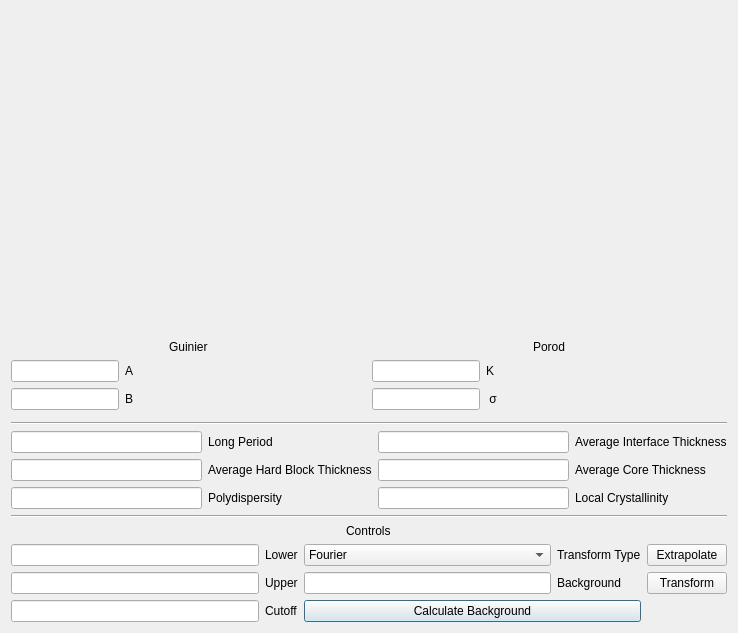
Qt form src/sas/qtgui/Perspectives/Corfunc/UI/CorfuncPanel.ui (SasView/sasview) before a commit.
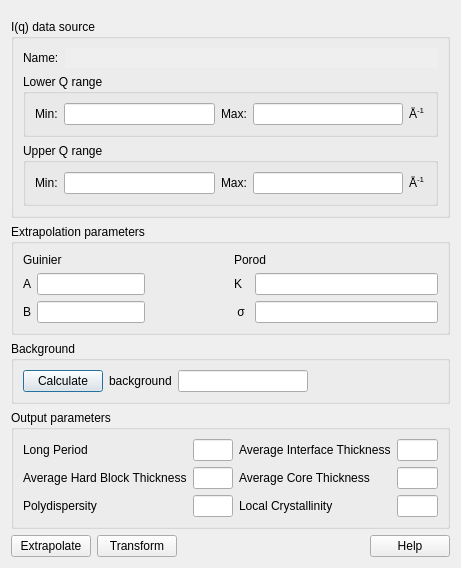
The same form after that commit.

Commit message: Minor layout changes to corfunc. Transformed plots now in Data Explorer. SASVIEW-608

Diff of the .ui file:
```diff
--- a/src/sas/qtgui/Perspectives/Corfunc/UI/CorfuncPanel.ui
+++ b/src/sas/qtgui/Perspectives/Corfunc/UI/CorfuncPanel.ui
@@ -6,16 +6,16 @@
    <rect>
     <x>0</x>
     <y>0</y>
-    <width>738</width>
-    <height>633</height>
+    <width>461</width>
+    <height>568</height>
    </rect>
   </property>
   <property name="windowTitle">
    <string>Dialog</string>
   </property>
-  <layout class="QGridLayout" name="gridLayout">
-   <item row="1" column="0">
-    <layout class="QVBoxLayout" name="verticalLayout_7" stretch="1,0,0,0,0,0,0">
+  <layout class="QGridLayout" name="gridLayout_8">
+   <item row="0" column="0">
+    <layout class="QVBoxLayout" name="mainVerticalLayout">
      <item>
       <spacer name="verticalSpacer">
        <property name="orientation">
@@ -24,59 +24,199 @@
        <property name="sizeHint" stdset="0">
         <size>
          <width>20</width>
-         <height>40</height>
+         <height>38</height>
         </size>
        </property>
       </spacer>
      </item>
      <item>
-      <layout class="QHBoxLayout" name="horizontalLayout_2">
+      <widget class="QGroupBox" name="groupBox">
+       <property name="title">
+        <string>I(q) data source</string>
+       </property>
+       <layout class="QGridLayout" name="gridLayout_6">
+        <item row="0" column="0">
+         <layout class="QHBoxLayout" name="horizontalLayout_4">
        <item>
-        <layout class="QVBoxLayout" name="verticalLayout_3">
-         <item alignment="Qt::AlignHCenter">
+           <widget class="QLabel" name="lblName">
+            <property name="text">
+             <string>Name:</string>
+            </property>
+           </widget>
+          </item>
+          <item>
+           <widget class="QLineEdit" name="txtFilename">
+            <property name="enabled">
+             <bool>false</bool>
+            </property>
+            <property name="frame">
+             <bool>false</bool>
+            </property>
+            <property name="readOnly">
+             <bool>false</bool>
+            </property>
+           </widget>
+          </item>
+         </layout>
+        </item>
+        <item row="1" column="0">
+         <widget class="QGroupBox" name="groupBox_2">
+          <property name="title">
+           <string>Lower Q range</string>
+          </property>
+          <layout class="QGridLayout" name="gridLayout">
+           <item row="0" column="0">
+            <layout class="QHBoxLayout" name="horizontalLayout">
+             <item>
+              <widget class="QLabel" name="lblTotalQMin">
+               <property name="text">
+                <string>Min:</string>
+               </property>
+              </widget>
+             </item>
+             <item>
+              <widget class="QLineEdit" name="txtLowerQMin">
+               <property name="enabled">
+                <bool>true</bool>
+               </property>
+              </widget>
+             </item>
+             <item>
+              <widget class="QLabel" name="lblTotalQMax">
+               <property name="text">
+                <string>Max:</string>
+               </property>
+              </widget>
+             </item>
+             <item>
+              <widget class="QLineEdit" name="txtLowerQMax">
+               <property name="enabled">
+                <bool>true</bool>
+               </property>
+              </widget>
+             </item>
+             <item>
+              <widget class="QLabel" name="lblTotalQUnits">
+               <property name="text">
+                <string>&lt;html&gt;&lt;head/&gt;&lt;body&gt;&lt;p&gt;Å&lt;span style=&quot; vertical-align:super;&quot;&gt;-1&lt;/span&gt;&lt;/p&gt;&lt;/body&gt;&lt;/html&gt;</string>
+               </property>
+              </widget>
+             </item>
+            </layout>
+           </item>
+          </layout>
+         </widget>
+        </item>
+        <item row="2" column="0">
+         <widget class="QGroupBox" name="groupBox_6">
+          <property name="title">
+           <string>Upper Q range</string>
+          </property>
+          <layout class="QGridLayout" name="gridLayout_5">
+           <item row="0" column="0">
+            <layout class="QHBoxLayout" name="horizontalLayout_3">
+             <item>
+              <widget class="QLabel" name="lblTotalQMin_2">
+               <property name="text">
+                <string>Min:</string>
+               </property>
+              </widget>
+             </item>
+             <item>
+              <widget class="QLineEdit" name="txtUpperQMin">
+               <property name="enabled">
+                <bool>true</bool>
+               </property>
+              </widget>
+             </item>
+             <item>
+              <widget class="QLabel" name="lblTotalQMax_2">
+               <property name="text">
+                <string>Max:</string>
+               </property>
+              </widget>
+             </item>
+             <item>
+              <widget class="QLineEdit" name="txtUpperQMax">
+               <property name="enabled">
+                <bool>true</bool>
+               </property>
+              </widget>
+             </item>
+             <item>
+              <widget class="QLabel" name="lblTotalQUnits_2">
+               <property name="text">
+                <string>&lt;html&gt;&lt;head/&gt;&lt;body&gt;&lt;p&gt;Å&lt;span style=&quot; vertical-align:super;&quot;&gt;-1&lt;/span&gt;&lt;/p&gt;&lt;/body&gt;&lt;/html&gt;</string>
+               </property>
+              </widget>
+             </item>
+            </layout>
+           </item>
+          </layout>
+         </widget>
+        </item>
+       </layout>
+      </widget>
+     </item>
+     <item>
+      <widget class="QGroupBox" name="groupBox_4">
+       <property name="title">
+        <string>Extrapolation parameters</string>
+       </property>
+       <layout class="QGridLayout" name="gridLayout_4">
+        <item row="0" column="0">
+         <layout class="QFormLayout" name="formLayout_2">
+          <item row="0" column="0">
           <widget class="QLabel" name="label_8">
            <property name="text">
             <string>Guinier</string>
            </property>
-          </widget>
-         </item>
-         <item>
-          <layout class="QFormLayout" name="formLayout_2">
-           <item row="0" column="0">
-            <widget class="QLineEdit" name="guinierA">
-             <property name="readOnly">
-              <bool>true</bool>
+            <property name="alignment">
+             <set>Qt::AlignJustify|Qt::AlignVCenter</set>
              </property>
             </widget>
            </item>
-           <item row="0" column="1">
+          <item row="1" column="0">
+           <layout class="QHBoxLayout" name="horizontalLayout_7">
+            <item>
             <widget class="QLabel" name="label_6">
              <property name="text">
               <string>A</string>
              </property>
             </widget>
            </item>
-           <item row="1" column="0">
-            <widget class="QLineEdit" name="guinierB">
+            <item>
+             <widget class="QLineEdit" name="txtGuinierA">
              <property name="readOnly">
               <bool>true</bool>
              </property>
             </widget>
            </item>
-           <item row="1" column="1">
+           </layout>
+          </item>
+          <item row="2" column="0">
+           <layout class="QHBoxLayout" name="horizontalLayout_2">
+            <item>
             <widget class="QLabel" name="label_7">
              <property name="text">
               <string>B</string>
              </property>
             </widget>
            </item>
+            <item>
+             <widget class="QLineEdit" name="txtGuinierB">
+              <property name="readOnly">
+               <bool>true</bool>
+              </property>
+             </widget>
+            </item>
           </layout>
          </item>
         </layout>
        </item>
+        <item row="0" column="1">
+         <layout class="QVBoxLayout" name="verticalLayout">
        <item>
-        <layout class="QVBoxLayout" name="verticalLayout_4">
-         <item alignment="Qt::AlignHCenter">
           <widget class="QLabel" name="label_9">
            <property name="text">
             <string>Porod</string>
@@ -84,241 +224,193 @@
           </widget>
          </item>
          <item>
-          <layout class="QFormLayout" name="formLayout_3">
+           <layout class="QFormLayout" name="formLayout">
            <item row="0" column="0">
-            <widget class="QLineEdit" name="porodK">
-             <property name="readOnly">
-              <bool>true</bool>
-             </property>
-            </widget>
-           </item>
-           <item row="0" column="1">
             <widget class="QLabel" name="label_10">
              <property name="text">
               <string>K</string>
              </property>
             </widget>
            </item>
-           <item row="1" column="0">
-            <widget class="QLineEdit" name="porodSigma">
+            <item row="0" column="1">
+             <widget class="QLineEdit" name="txtPorodK">
              <property name="readOnly">
               <bool>true</bool>
              </property>
             </widget>
            </item>
-           <item row="1" column="1">
+            <item row="1" column="0">
             <widget class="QLabel" name="label_11">
              <property name="text">
               <string> σ </string>
              </property>
             </widget>
            </item>
+            <item row="1" column="1">
+             <widget class="QLineEdit" name="txtPorodSigma">
+              <property name="readOnly">
+               <bool>true</bool>
+              </property>
+             </widget>
+            </item>
           </layout>
          </item>
         </layout>
        </item>
       </layout>
+      </widget>
      </item>
      <item>
-      <widget class="QFrame" name="frame">
-       <property name="frameShape">
-        <enum>QFrame::StyledPanel</enum>
+      <widget class="QGroupBox" name="groupBox_5">
+       <property name="title">
+        <string>Background</string>
        </property>
-       <property name="frameShadow">
-        <enum>QFrame::Raised</enum>
-       </property>
-       <property name="lineWidth">
-        <number>5</number>
+       <layout class="QGridLayout" name="gridLayout_7">
+        <item row="0" column="0">
+         <layout class="QHBoxLayout" name="horizontalLayout_6">
+          <item>
+           <widget class="QPushButton" name="cmdCalculateBg">
+            <property name="text">
+             <string>Calculate</string>
+            </property>
+           </widget>
+          </item>
+          <item>
+           <widget class="QLabel" name="label">
+            <property name="text">
+             <string>background</string>
        </property>
       </widget>
      </item>
      <item>
-      <widget class="Line" name="line">
+           <widget class="QLineEdit" name="txtBackground"/>
+          </item>
+          <item>
+           <spacer name="horizontalSpacer_2">
        <property name="orientation">
         <enum>Qt::Horizontal</enum>
        </property>
+            <property name="sizeHint" stdset="0">
+             <size>
+              <width>40</width>
+              <height>20</height>
+             </size>
+            </property>
+           </spacer>
+          </item>
+         </layout>
+        </item>
+       </layout>
       </widget>
      </item>
      <item>
+      <widget class="QGroupBox" name="groupBox_3">
+       <property name="title">
+        <string>Output parameters</string>
+       </property>
+       <layout class="QGridLayout" name="gridLayout_3">
+        <item row="0" column="0">
       <layout class="QGridLayout" name="gridLayout_2">
-       <item row="0" column="1">
+          <item row="0" column="0">
         <widget class="QLabel" name="label_14">
          <property name="text">
           <string>Long Period</string>
          </property>
         </widget>
        </item>
-       <item row="0" column="2">
-        <widget class="QLineEdit" name="avgIntThick"/>
-       </item>
-       <item row="0" column="3">
+          <item row="0" column="1">
+           <widget class="QLineEdit" name="txtLongPeriod"/>
+          </item>
+          <item row="0" column="2">
         <widget class="QLabel" name="label_15">
          <property name="text">
           <string>Average Interface Thickness</string>
          </property>
         </widget>
        </item>
-       <item row="1" column="0">
-        <widget class="QLineEdit" name="avgHardBlock"/>
-       </item>
-       <item row="1" column="1">
+          <item row="0" column="3">
+           <widget class="QLineEdit" name="txtAvgIntThick"/>
+          </item>
+          <item row="1" column="0">
         <widget class="QLabel" name="label_16">
          <property name="text">
           <string>Average Hard Block Thickness</string>
          </property>
         </widget>
        </item>
-       <item row="1" column="2">
-        <widget class="QLineEdit" name="avgCoreThick"/>
-       </item>
-       <item row="1" column="3">
+          <item row="1" column="1">
+           <widget class="QLineEdit" name="txtAvgHardBlock"/>
+          </item>
+          <item row="1" column="2">
         <widget class="QLabel" name="label_17">
          <property name="text">
           <string>Average Core Thickness</string>
          </property>
         </widget>
        </item>
-       <item row="2" column="0">
-        <widget class="QLineEdit" name="polydisp"/>
-       </item>
-       <item row="2" column="1">
+          <item row="1" column="3">
+           <widget class="QLineEdit" name="txtAvgCoreThick"/>
+          </item>
+          <item row="2" column="0">
         <widget class="QLabel" name="label_18">
          <property name="text">
           <string>Polydispersity</string>
          </property>
         </widget>
        </item>
+          <item row="2" column="1">
+           <widget class="QLineEdit" name="txtPolydisp"/>
+          </item>
        <item row="2" column="2">
-        <widget class="QLineEdit" name="localCrystal"/>
-       </item>
-       <item row="2" column="3">
         <widget class="QLabel" name="label_19">
          <property name="text">
           <string>Local Crystallinity</string>
          </property>
         </widget>
        </item>
-       <item row="0" column="0">
-        <widget class="QLineEdit" name="longPeriod"/>
+          <item row="2" column="3">
+           <widget class="QLineEdit" name="txtLocalCrystal"/>
        </item>
       </layout>
      </item>
-     <item>
-      <widget class="Line" name="line_2">
-       <property name="orientation">
-        <enum>Qt::Horizontal</enum>
-       </property>
+       </layout>
       </widget>
      </item>
      <item>
-      <layout class="QHBoxLayout" name="horizontalLayout_3">
+      <layout class="QHBoxLayout" name="horizontalLayout_5">
        <item>
-        <layout class="QVBoxLayout" name="verticalLayout" stretch="0,1">
-         <item alignment="Qt::AlignHCenter">
-          <widget class="QLabel" name="label_3">
-           <property name="text">
-            <string>Controls</string>
-           </property>
-          </widget>
-         </item>
-         <item>
-          <layout class="QGridLayout" name="gridLayout_3">
-           <property name="sizeConstraint">
-            <enum>QLayout::SetMinimumSize</enum>
-           </property>
-           <item row="1" column="3">
-            <widget class="QLabel" name="label_12">
-             <property name="text">
-              <string>Background</string>
-             </property>
-            </widget>
-           </item>
-           <item row="0" column="0">
-            <widget class="QLineEdit" name="qMin">
-             <property name="toolTip">
-              <string>Values with q &lt; qmin will be used for Guinier back extrapolation</string>
-             </property>
-            </widget>
-           </item>
-           <item row="0" column="1">
-            <widget class="QLabel" name="label">
-             <property name="text">
-              <string>Lower</string>
-             </property>
-            </widget>
-           </item>
-           <item row="1" column="0">
-            <widget class="QLineEdit" name="qMax1">
-             <property name="toolTip">
-              <string>Values with Uppder &lt; q &lt; Cutoff will be used for Porod forward extrapolation</string>
-             </property>
-            </widget>
-           </item>
-           <item row="1" column="1">
-            <widget class="QLabel" name="label_2">
-             <property name="text">
-              <string>Upper</string>
-             </property>
-            </widget>
-           </item>
-           <item row="0" column="3">
-            <widget class="QLabel" name="label_5">
-             <property name="text">
-              <string>Transform Type</string>
-             </property>
-            </widget>
-           </item>
-           <item row="2" column="1">
-            <widget class="QLabel" name="label_4">
-             <property name="text">
-              <string>Cutoff</string>
-             </property>
-            </widget>
-           </item>
-           <item row="0" column="2">
-            <widget class="QComboBox" name="transformCombo">
-             <item>
-              <property name="text">
-               <string>Fourier</string>
-              </property>
-             </item>
-            </widget>
-           </item>
-           <item row="1" column="2">
-            <widget class="QLineEdit" name="bg">
-            </widget>
-           </item>
-           <item row="2" column="0">
-            <widget class="QLineEdit" name="qMax2">
-             <property name="toolTip">
-              <string>Values with Uppder &lt; q &lt; Cutoff will be used for Porod forward extrapolation</string>
-             </property>
-            </widget>
-           </item>
-           <item row="2" column="2" colspan="2">
-            <widget class="QPushButton" name="calculateBgBtn">
-             <property name="text">
-              <string>Calculate Background</string>
-             </property>
-            </widget>
-           </item>
-           <item row="0" column="4">
-            <widget class="QPushButton" name="extrapolateBtn">
+        <widget class="QPushButton" name="cmdExtrapolate">
              <property name="text">
               <string>Extrapolate</string>
              </property>
             </widget>
            </item>
-           <item row="1" column="4">
-            <widget class="QPushButton" name="transformBtn">
+       <item>
+        <widget class="QPushButton" name="cmdTransform">
              <property name="text">
               <string>Transform</string>
              </property>
             </widget>
            </item>
-          </layout>
-         </item>
-        </layout>
+       <item>
+        <spacer name="horizontalSpacer">
+         <property name="orientation">
+          <enum>Qt::Horizontal</enum>
+         </property>
+         <property name="sizeHint" stdset="0">
+          <size>
+           <width>40</width>
+           <height>20</height>
+          </size>
+         </property>
+        </spacer>
+       </item>
+       <item>
+        <widget class="QPushButton" name="cmdHelp">
+         <property name="text">
+          <string>Help</string>
+         </property>
+        </widget>
        </item>
       </layout>
      </item>
```
Lines whose indentation alone changed are shown as unchanged. The commit also changes 4 other files.
